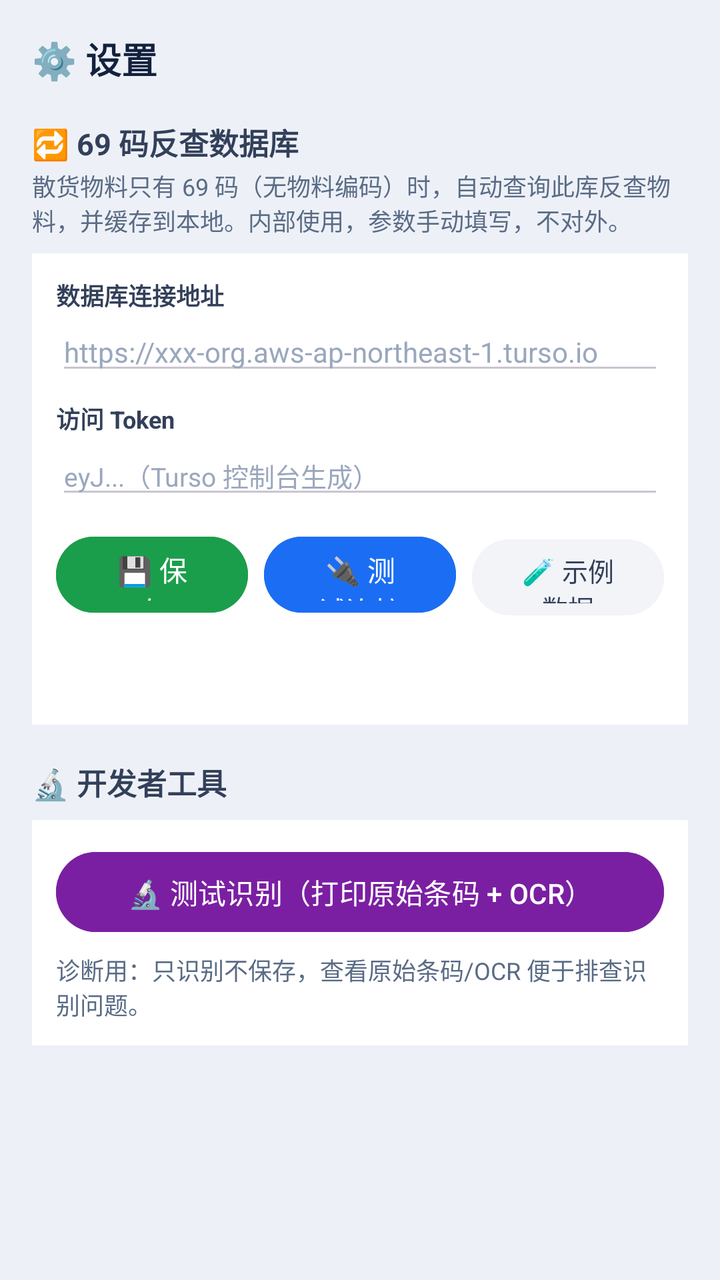
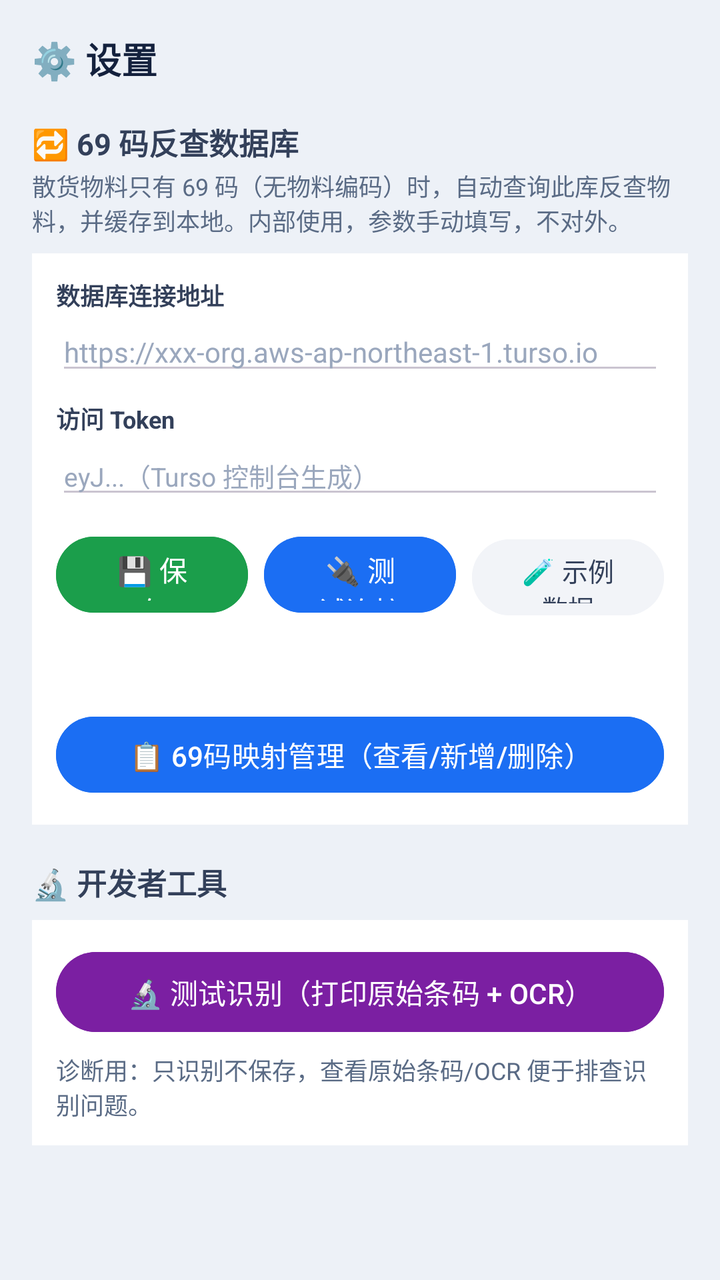

Before-and-after screenshots of an Android layout around one commit, followed by the original layout XML and the change that was made.
<!-- AndroidManifest.xml: application theme Theme.LabelScanner -->
<!-- res/layout/activity_settings.xml -->
<?xml version="1.0" encoding="utf-8"?>
<ScrollView xmlns:android="http://schemas.android.com/apk/res/android"
    android:layout_width="match_parent"
    android:layout_height="match_parent"
    android:background="#EDF1F7"
    android:fillViewport="true">

    <LinearLayout
        android:layout_width="match_parent"
        android:layout_height="wrap_content"
        android:orientation="vertical"
        android:padding="16dp">

        <TextView
            android:layout_width="match_parent"
            android:layout_height="wrap_content"
            android:text="⚙️ 设置"
            android:textSize="18sp"
            android:textStyle="bold"
            android:textColor="#14213D" />

        
        <TextView
            android:layout_width="match_parent"
            android:layout_height="wrap_content"
            android:layout_marginTop="18dp"
            android:text="🔁 69 码反查数据库"
            android:textSize="15sp"
            android:textStyle="bold"
            android:textColor="#33405A" />

        <TextView
            android:layout_width="match_parent"
            android:layout_height="wrap_content"
            android:layout_marginTop="2dp"
            android:text="散货物料只有 69 码（无物料编码）时，自动查询此库反查物料，并缓存到本地。内部使用，参数手动填写，不对外。"
            android:textSize="12sp"
            android:textColor="#5A6B85" />

        <LinearLayout
            android:layout_width="match_parent"
            android:layout_height="wrap_content"
            android:layout_marginTop="8dp"
            android:orientation="vertical"
            android:background="#FFFFFF"
            android:padding="12dp">

            <TextView
                android:layout_width="match_parent"
                android:layout_height="wrap_content"
                android:text="数据库连接地址"
                android:textSize="12sp"
                android:textStyle="bold"
                android:textColor="#33405A" />

            <EditText
                android:id="@+id/etTursoUrl"
                android:layout_width="match_parent"
                android:layout_height="wrap_content"
                android:hint="https://xxx-org.aws-ap-northeast-1.turso.io"
                android:textSize="14sp"
                android:textColor="#14213D"
                android:textColorHint="#9AA7BD" />

            <TextView
                android:layout_width="match_parent"
                android:layout_height="wrap_content"
                android:layout_marginTop="8dp"
                android:text="访问 Token"
                android:textSize="12sp"
                android:textStyle="bold"
                android:textColor="#33405A" />

            <EditText
                android:id="@+id/etTursoToken"
                android:layout_width="match_parent"
                android:layout_height="wrap_content"
                android:hint="eyJ...（Turso 控制台生成）"
                android:textSize="13sp"
                android:textColor="#14213D"
                android:textColorHint="#9AA7BD"
                android:inputType="textPassword" />

            <LinearLayout
                android:layout_width="match_parent"
                android:layout_height="wrap_content"
                android:layout_marginTop="10dp"
                android:orientation="horizontal">

                <Button
                    android:id="@+id/btnSaveTurso"
                    android:layout_width="0dp"
                    android:layout_height="46dp"
                    android:layout_weight="1"
                    android:backgroundTint="#1B9E4B"
                    android:text="💾 保存"
                    android:textColor="#FFFFFF"
                    android:textSize="14sp" />

                <Button
                    android:id="@+id/btnTestTurso"
                    android:layout_width="0dp"
                    android:layout_height="46dp"
                    android:layout_weight="1"
                    android:layout_marginStart="8dp"
                    android:backgroundTint="#1B6EF3"
                    android:text="🔌 测试连接"
                    android:textColor="#FFFFFF"
                    android:textSize="14sp" />

                <Button
                    android:id="@+id/btnInsertSample"
                    android:layout_width="0dp"
                    android:layout_height="46dp"
                    android:layout_weight="1"
                    android:layout_marginStart="8dp"
                    android:backgroundTint="#F2F4F8"
                    android:text="🧪 示例数据"
                    android:textColor="#33405A"
                    android:textSize="13sp" />
            </LinearLayout>

            <TextView
                android:id="@+id/tvTursoStatus"
                android:layout_width="match_parent"
                android:layout_height="wrap_content"
                android:layout_marginTop="8dp"
                android:text=""
                android:textSize="13sp"
                android:textColor="#1B6EF3"
                android:minHeight="32dp" />
        </LinearLayout>

        
        <TextView
            android:layout_width="match_parent"
            android:layout_height="wrap_content"
            android:layout_marginTop="18dp"
            android:text="🔬 开发者工具"
            android:textSize="15sp"
            android:textStyle="bold"
            android:textColor="#33405A" />

        <LinearLayout
            android:layout_width="match_parent"
            android:layout_height="wrap_content"
            android:layout_marginTop="8dp"
            android:orientation="vertical"
            android:background="#FFFFFF"
            android:padding="12dp">

            <Button
                android:id="@+id/btnTestRecognize"
                android:layout_width="match_parent"
                android:layout_height="48dp"
                android:backgroundTint="#7B1FA2"
                android:text="🔬 测试识别（打印原始条码 + OCR）"
                android:textColor="#FFFFFF"
                android:textSize="14sp" />

            <TextView
                android:layout_width="match_parent"
                android:layout_height="wrap_content"
                android:layout_marginTop="6dp"
                android:text="诊断用：只识别不保存，查看原始条码/OCR 便于排查识别问题。"
                android:textSize="12sp"
                android:textColor="#5A6B85" />
        </LinearLayout>

    </LinearLayout>
</ScrollView>
<!-- resources referenced by this layout -->
<resources>
  <style name="Theme.LabelScanner" parent="Theme.Material3.Dark.NoActionBar">
          <item name="android:statusBarColor">@android:color/transparent</item>
          <item name="android:navigationBarColor">@android:color/transparent</item>
          <item name="android:windowDrawsSystemBarBackgrounds">true</item>
          <item name="android:windowLightStatusBar">false</item>
          <item name="android:windowLightNavigationBar">false</item>
      </style>
</resources>

<!-- the commit's change to res/layout/activity_settings.xml (unified diff, before → after) -->
@@ -129,6 +129,16 @@
                 android:textSize="13sp"
                 android:textColor="#1B6EF3"
                 android:minHeight="32dp" />
+
+            <Button
+                android:id="@+id/btnEan69Manage"
+                android:layout_width="match_parent"
+                android:layout_height="46dp"
+                android:layout_marginTop="4dp"
+                android:backgroundTint="#1B6EF3"
+                android:text="📋 69码映射管理（查看/新增/删除）"
+                android:textColor="#FFFFFF"
+                android:textSize="14sp" />
         </LinearLayout>
 
         
